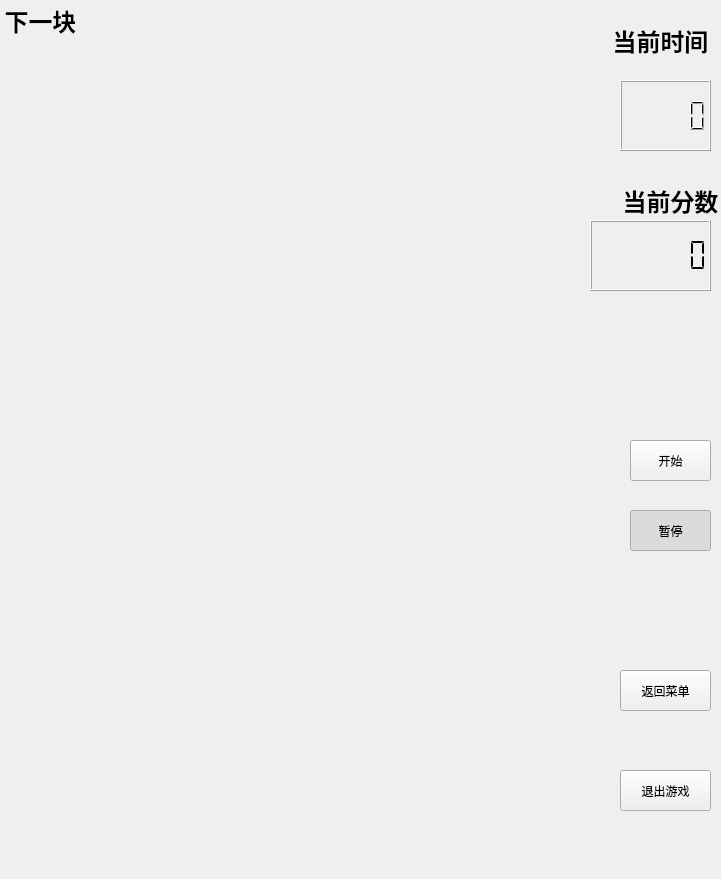
Old version of the form Tetris/cboard_single.ui in the repository Aurora-glint/Tetris.
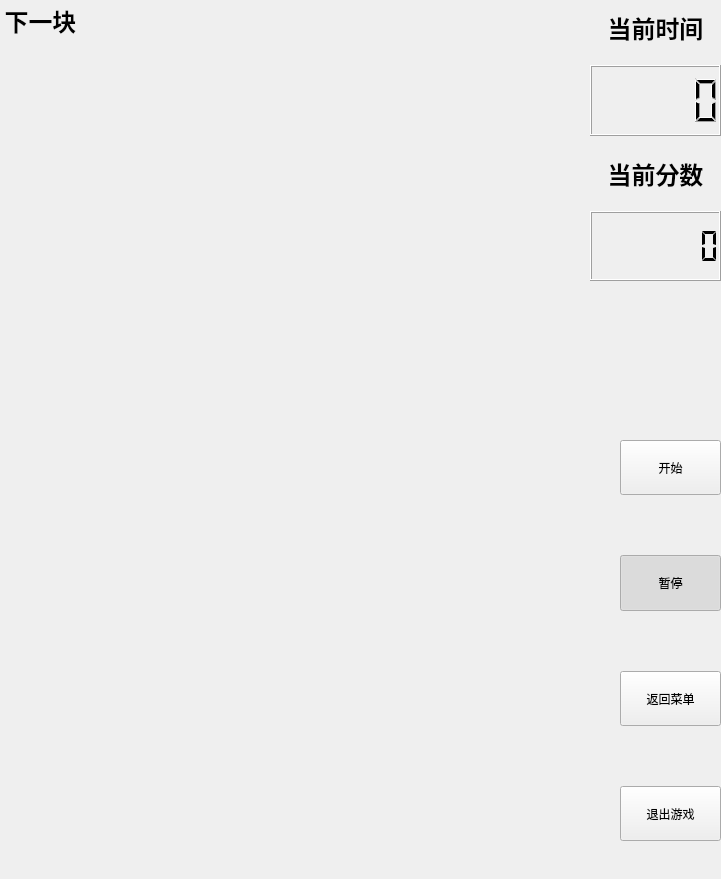
New version of the form.

Commit message: 调整布局和图片

The edit to the form file:
```diff
--- a/Tetris/cboard_single.ui
+++ b/Tetris/cboard_single.ui
@@ -13,40 +13,42 @@
   <property name="windowTitle">
    <string>Form</string>
   </property>
-  <widget class="QPushButton" name="back_menu_button">
+  <widget class="QLabel" name="timetitle_3">
    <property name="geometry">
     <rect>
-     <x>620</x>
-     <y>670</y>
-     <width>91</width>
+     <x>0</x>
+     <y>0</y>
+     <width>81</width>
      <height>41</height>
     </rect>
    </property>
    <property name="text">
-    <string>返回菜单</string>
+    <string>&lt;html&gt;&lt;head/&gt;&lt;body&gt;&lt;p&gt;&lt;span style=&quot; font-size:18pt; font-weight:700;&quot;&gt;下一块&lt;/span&gt;&lt;/p&gt;&lt;/body&gt;&lt;/html&gt;</string>
    </property>
-  </widget>
-  <widget class="QPushButton" name="quit_game">
-   <property name="geometry">
-    <rect>
-     <x>620</x>
-     <y>770</y>
-     <width>91</width>
-     <height>41</height>
-    </rect>
+   <property name="alignment">
+    <set>Qt::AlignmentFlag::AlignCenter</set>
    </property>
-   <property name="text">
-    <string>退出游戏</string>
-   </property>
   </widget>
-  <widget class="QPushButton" name="start_button">
+  <widget class="QWidget" name="">
    <property name="geometry">
     <rect>
-     <x>630</x>
+     <x>620</x>
      <y>440</y>
-     <width>81</width>
-     <height>41</height>
+     <width>101</width>
+     <height>401</height>
     </rect>
+   </property>
+   <layout class="QVBoxLayout" name="verticalLayout">
+    <property name="spacing">
+     <number>60</number>
+    </property>
+    <item>
+     <widget class="QPushButton" name="start_button">
+      <property name="sizePolicy">
+       <sizepolicy hsizetype="Preferred" vsizetype="Preferred">
+        <horstretch>0</horstretch>
+        <verstretch>0</verstretch>
+       </sizepolicy>
    </property>
    <property name="text">
     <string>开始</string>
@@ -58,14 +60,14 @@
     <bool>false</bool>
    </property>
   </widget>
+    </item>
+    <item>
   <widget class="QPushButton" name="pause_button">
-   <property name="geometry">
-    <rect>
-     <x>630</x>
-     <y>510</y>
-     <width>81</width>
-     <height>41</height>
-    </rect>
+      <property name="sizePolicy">
+       <sizepolicy hsizetype="Minimum" vsizetype="Preferred">
+        <horstretch>0</horstretch>
+        <verstretch>0</verstretch>
+       </sizepolicy>
    </property>
    <property name="text">
     <string>暂停</string>
@@ -77,14 +79,55 @@
     <bool>true</bool>
    </property>
   </widget>
+    </item>
+    <item>
+     <widget class="QPushButton" name="back_menu_button">
+      <property name="sizePolicy">
+       <sizepolicy hsizetype="Minimum" vsizetype="Preferred">
+        <horstretch>0</horstretch>
+        <verstretch>0</verstretch>
+       </sizepolicy>
+      </property>
+      <property name="text">
+       <string>返回菜单</string>
+      </property>
+     </widget>
+    </item>
+    <item>
+     <widget class="QPushButton" name="quit_game">
+      <property name="sizePolicy">
+       <sizepolicy hsizetype="Minimum" vsizetype="Preferred">
+        <horstretch>0</horstretch>
+        <verstretch>0</verstretch>
+       </sizepolicy>
+      </property>
+      <property name="text">
+       <string>退出游戏</string>
+      </property>
+     </widget>
+    </item>
+   </layout>
+  </widget>
+  <widget class="QWidget" name="">
+   <property name="geometry">
+    <rect>
+     <x>590</x>
+     <y>10</y>
+     <width>131</width>
+     <height>271</height>
+    </rect>
+   </property>
+   <layout class="QVBoxLayout" name="verticalLayout_2">
+    <property name="spacing">
+     <number>20</number>
+    </property>
+    <item>
   <widget class="QLabel" name="timetitle">
-   <property name="geometry">
-    <rect>
-     <x>610</x>
-     <y>20</y>
-     <width>101</width>
-     <height>41</height>
-    </rect>
+      <property name="sizePolicy">
+       <sizepolicy hsizetype="Preferred" vsizetype="Fixed">
+        <horstretch>0</horstretch>
+        <verstretch>0</verstretch>
+       </sizepolicy>
    </property>
    <property name="text">
     <string>&lt;html&gt;&lt;head/&gt;&lt;body&gt;&lt;p&gt;&lt;span style=&quot; font-size:18pt; font-weight:700;&quot;&gt;当前时间&lt;/span&gt;&lt;/p&gt;&lt;/body&gt;&lt;/html&gt;</string>
@@ -93,15 +136,9 @@
     <set>Qt::AlignmentFlag::AlignCenter</set>
    </property>
   </widget>
+    </item>
+    <item>
   <widget class="QLCDNumber" name="lcd_time">
-   <property name="geometry">
-    <rect>
-     <x>620</x>
-     <y>80</y>
-     <width>91</width>
-     <height>71</height>
-    </rect>
-   </property>
    <property name="layoutDirection">
     <enum>Qt::LayoutDirection::LeftToRight</enum>
    </property>
@@ -109,14 +146,14 @@
     <enum>QLCDNumber::SegmentStyle::Filled</enum>
    </property>
   </widget>
+    </item>
+    <item>
   <widget class="QLabel" name="timetitle_2">
-   <property name="geometry">
-    <rect>
-     <x>620</x>
-     <y>180</y>
-     <width>101</width>
-     <height>41</height>
-    </rect>
+      <property name="sizePolicy">
+       <sizepolicy hsizetype="Preferred" vsizetype="Fixed">
+        <horstretch>0</horstretch>
+        <verstretch>0</verstretch>
+       </sizepolicy>
    </property>
    <property name="text">
     <string>&lt;html&gt;&lt;head/&gt;&lt;body&gt;&lt;p&gt;&lt;span style=&quot; font-size:18pt; font-weight:700;&quot;&gt;当前分数&lt;/span&gt;&lt;/p&gt;&lt;/body&gt;&lt;/html&gt;</string>
@@ -125,15 +162,9 @@
     <set>Qt::AlignmentFlag::AlignCenter</set>
    </property>
   </widget>
+    </item>
+    <item>
   <widget class="QLCDNumber" name="lcd_score">
-   <property name="geometry">
-    <rect>
-     <x>590</x>
-     <y>220</y>
-     <width>121</width>
-     <height>71</height>
-    </rect>
-   </property>
    <property name="layoutDirection">
     <enum>Qt::LayoutDirection::LeftToRight</enum>
    </property>
@@ -144,21 +175,8 @@
     <enum>QLCDNumber::SegmentStyle::Flat</enum>
    </property>
   </widget>
-  <widget class="QLabel" name="timetitle_3">
-   <property name="geometry">
-    <rect>
-     <x>0</x>
-     <y>0</y>
-     <width>81</width>
-     <height>41</height>
-    </rect>
-   </property>
-   <property name="text">
-    <string>&lt;html&gt;&lt;head/&gt;&lt;body&gt;&lt;p&gt;&lt;span style=&quot; font-size:18pt; font-weight:700;&quot;&gt;下一块&lt;/span&gt;&lt;/p&gt;&lt;/body&gt;&lt;/html&gt;</string>
-   </property>
-   <property name="alignment">
-    <set>Qt::AlignmentFlag::AlignCenter</set>
-   </property>
+    </item>
+   </layout>
   </widget>
  </widget>
  <resources/>
```
Lines whose indentation alone changed are shown as unchanged. The commit also changes 5 other files.
